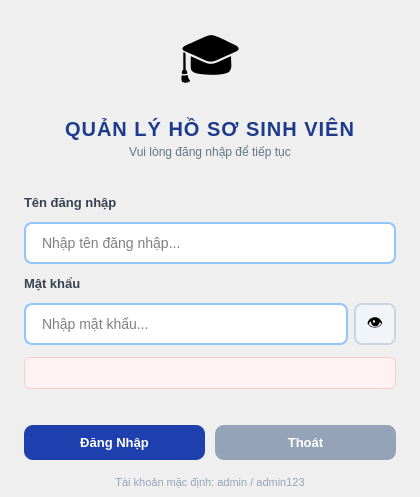
The window that ui/logindialog.ui (tira-mis-u/cnpm) describes before a commit, drawn with Qt 5.
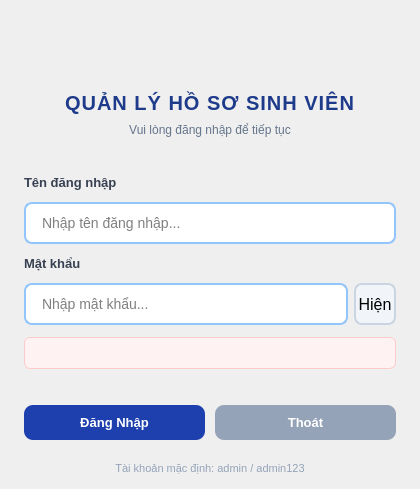
The same window after the commit.

Commit message: Remove all emojis from UI

Diff of the .ui file:
```diff
--- a/ui/logindialog.ui
+++ b/ui/logindialog.ui
@@ -49,7 +49,7 @@
       <string>font-size:52px; padding:20px 0 8px 0; background:transparent;</string>
      </property>
      <property name="text">
-      <string>🎓</string>
+      <string></string>
      </property>
      <property name="alignment">
       <set>Qt::AlignCenter</set>
@@ -167,7 +167,7 @@
            </string>
          </property>
          <property name="text">
-          <string>👁</string>
+          <string>Hiện</string>
          </property>
         </widget>
        </item>
```
The commit also changes 5 other files.
